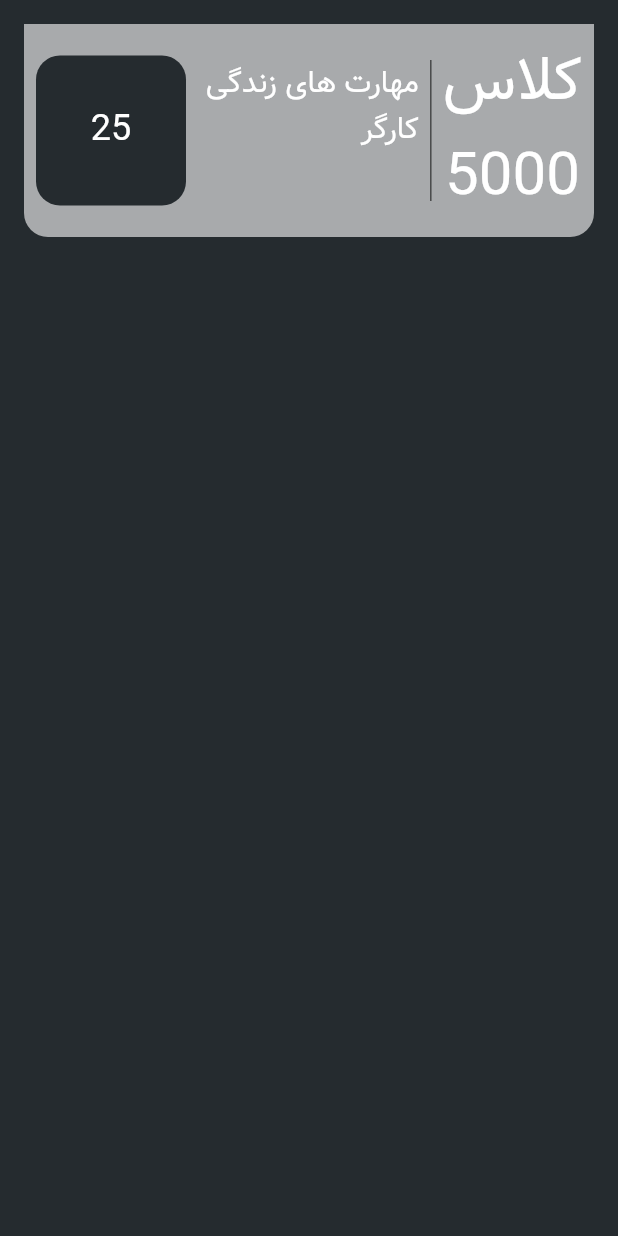
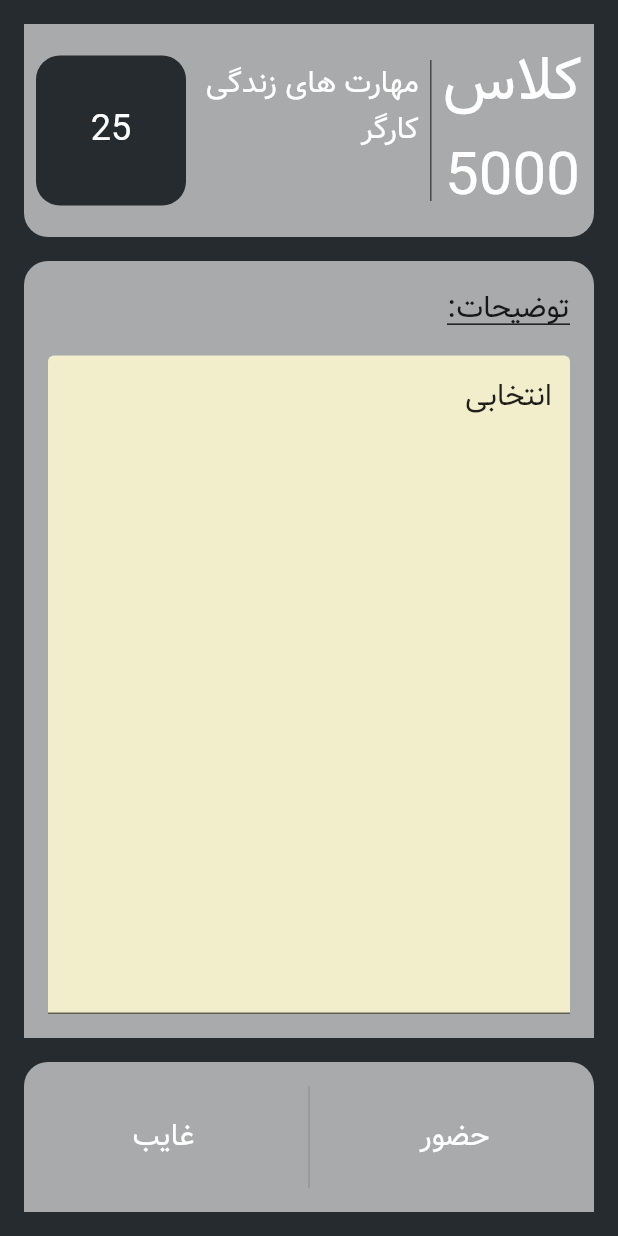
Before and after one commit to hasanforaty/presence_uni, a Flutter app: the SessionPage screen opened by its route, on a phone screen of 412 x 824 dp. Run offline on Flutter 3.47's test engine with Material 2 defaults, Android fonts, the phone set to English and light mode, and no system bars; our stand-ins replace flutter_bloc, font_awesome_flutter, get, lottie.

Commit message:
complete session_attendance_page.dart

```diff
--- a/lib/routes/attendance_page.dart
+++ b/lib/routes/attendance_page.dart
@@ -140,6 +140,7 @@ class SortWidgets extends StatelessWidget {
   @override
   Widget build(BuildContext context) {
     return Row(
+      crossAxisAlignment: CrossAxisAlignment.stretch,
       children: [
         Expanded(
           child: MyIconButton(
--- a/lib/routes/session_attendance_page.dart
+++ b/lib/routes/session_attendance_page.dart
@@ -1,10 +1,33 @@
 import 'package:flutter/material.dart';
+import 'package:font_awesome_flutter/font_awesome_flutter.dart';
 import 'package:presence_absence/consts/Colors.dart';
 
 import 'package:presence_absence/widgets/class_number_widget.dart';
 
-class SessionPage extends StatelessWidget {
+final _pageMainColor = Colors.white.withOpacity(0.6);
+const _pageRadius = Radius.circular(16);
+
+class SessionPage extends StatefulWidget {
   const SessionPage({Key? key}) : super(key: key);
+
+  @override
+  State<SessionPage> createState() => _SessionPageState();
+}
+
+class _SessionPageState extends State<SessionPage> {
+  late TextEditingController textController;
+  @override
+  void initState() {
+    // TODO: implement initState
+    super.initState();
+    textController = TextEditingController();
+  }
+
+  @override
+  void dispose() {
+    textController.dispose();
+    super.dispose();
+  }
 
   @override
   Widget build(BuildContext context) {
@@ -21,11 +44,127 @@ class SessionPage extends StatelessWidget {
                 mainAxisAlignment: MainAxisAlignment.start,
                 crossAxisAlignment: CrossAxisAlignment.start,
                 mainAxisSize: MainAxisSize.min,
-                children: const [_Header()],
+                children: [
+                  const _Header(),
+                  const SizedBox(
+                    height: 16,
+                  ),
+                  Expanded(
+                      child: _SessionBody(
+                    controller: textController,
+                  )),
+                  const SizedBox(
+                    height: 16,
+                  ),
+                  _SessionBottom(
+                    onClicked: (isAttended) {
+                      //TODO check for Text Controller
+                      //TODO send respond to Server
+                    },
+                  ),
+                ],
               ),
             ),
           ),
         ),
+      ),
+    );
+  }
+}
+
+class _SessionBottom extends StatelessWidget {
+  final void Function(bool) onClicked;
+  const _SessionBottom({Key? key, required this.onClicked}) : super(key: key);
+
+  @override
+  Widget build(BuildContext context) {
+    return Container(
+      height: 100,
+      decoration: BoxDecoration(
+        color: _pageMainColor,
+        borderRadius: const BorderRadius.only(
+            topLeft: _pageRadius, topRight: _pageRadius),
+      ),
+      child: Row(
+        crossAxisAlignment: CrossAxisAlignment.stretch,
+        children: [
+          Expanded(
+              child: TextButton(
+            onPressed: () => onClicked(true),
+            child: Text(
+              "حضور",
+              style: Theme.of(context)
+                  .textTheme
+                  .titleLarge
+                  ?.copyWith(color: Colors.white),
+            ),
+          )),
+          const VerticalDivider(
+            width: 8,
+            thickness: 1,
+            indent: 16,
+            endIndent: 16,
+          ),
+          Expanded(
+              child: TextButton(
+            onPressed: () => onClicked(false),
+            child: Text(
+              "غایب",
+              style: Theme.of(context)
+                  .textTheme
+                  .titleLarge
+                  ?.copyWith(color: Colors.white),
+            ),
+          )),
+        ],
+      ),
+    );
+  }
+}
+
+class _SessionBody extends StatelessWidget {
+  final TextEditingController controller;
+  const _SessionBody({Key? key, required this.controller}) : super(key: key);
+
+  @override
+  Widget build(BuildContext context) {
+    return Container(
+      padding: const EdgeInsets.all(16),
+      decoration: BoxDecoration(
+        color: _pageMainColor,
+        borderRadius: const BorderRadius.only(
+            topRight: _pageRadius, topLeft: _pageRadius),
+      ),
+      width: MediaQuery.of(context).size.width,
+      child: Column(
+        crossAxisAlignment: CrossAxisAlignment.start,
+        children: [
+          Text(
+            "توضیحات:",
+            style: Theme.of(context).textTheme.titleLarge?.copyWith(
+                  decoration: TextDecoration.underline,
+                ),
+          ),
+          const SizedBox(
+            height: 16,
+          ),
+          Expanded(
+            child: TextField(
+              controller: controller,
+              decoration: InputDecoration(
+                hintText: "انتخابی",
+                hintStyle: Theme.of(context).textTheme.titleLarge,
+                fillColor: const Color(0xfff2eecb),
+                filled: true,
+              ),
+              clipBehavior: Clip.antiAlias,
+              expands: true,
+              maxLines: null,
+              minLines: null,
+              style: Theme.of(context).textTheme.titleLarge,
+            ),
+          )
+        ],
       ),
     );
   }
@@ -40,8 +179,8 @@ class _Header extends StatelessWidget {
       padding: const EdgeInsets.all(8),
       decoration: BoxDecoration(
         borderRadius: const BorderRadius.only(
-            bottomLeft: Radius.circular(16), bottomRight: Radius.circular(16)),
-        color: Colors.white.withOpacity(0.6),
+            bottomLeft: _pageRadius, bottomRight: _pageRadius),
+        color: _pageMainColor,
       ),
       child: IntrinsicHeight(
         child: Row(
```
